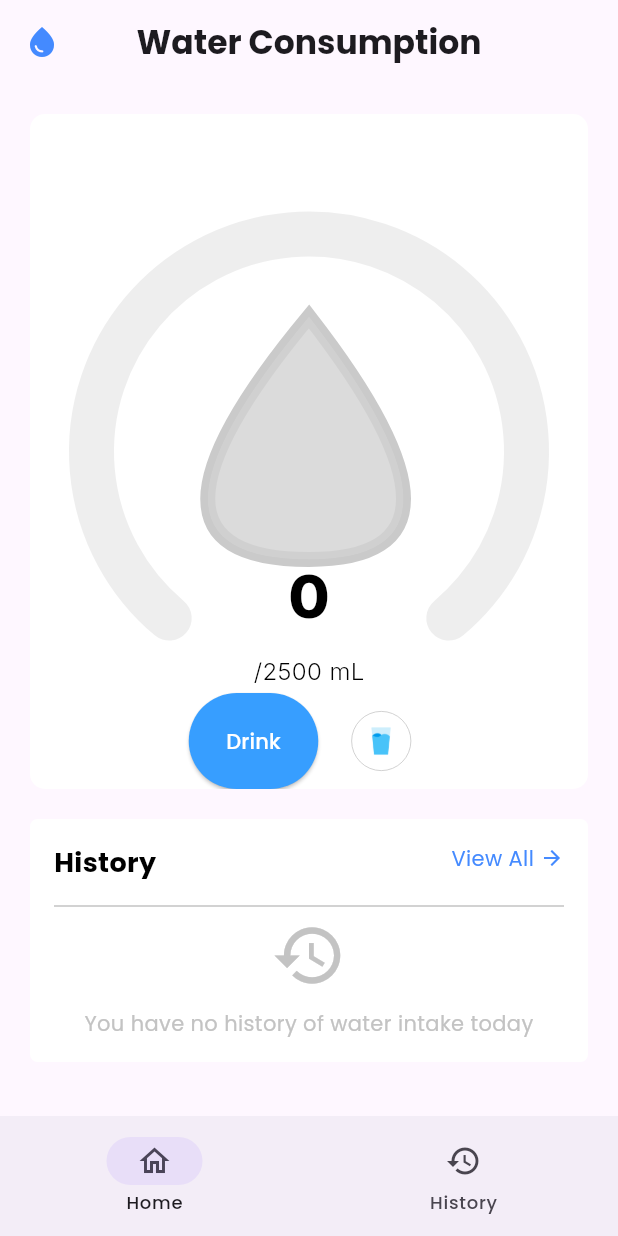
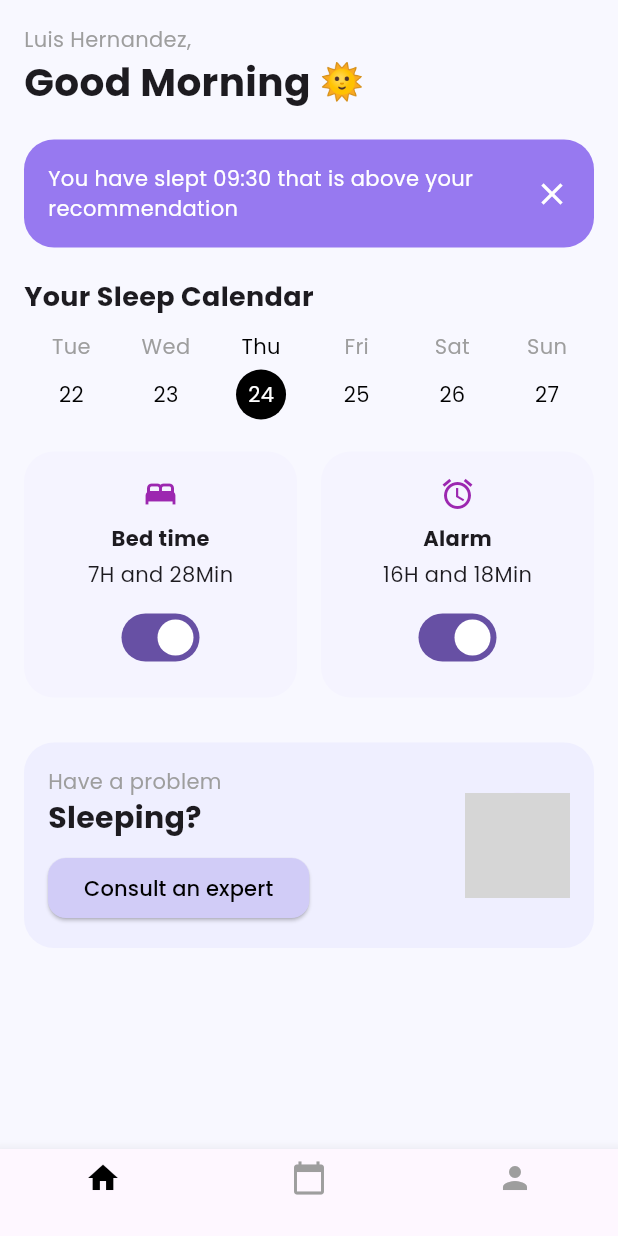
Before and after one commit to simonptuon/Fitness-tracker-app, a Flutter app: the screen it shows after launch, on a phone screen of 412 x 824 dp. Run offline on Flutter 3.47's test engine with Material 3 defaults, Android fonts, the phone set to English and light mode, and no system bars; drawn by our look-alikes of percent_indicator; our stand-ins replace google_fonts, shared_preferences; grey boxes are pictures that could not be loaded.

Commit message:
Sleep Schedule UI DONE
Finished Sleep scheduled *gonna change theme*

```diff
--- a/lib/main.dart
+++ b/lib/main.dart
@@ -1,8 +1,9 @@
 import 'package:fitness_app_capstone/views/pages/Login.dart';
 import 'package:fitness_app_capstone/views/pages/ActivitiesScreen.dart';
 import 'package:fitness_app_capstone/views/pages/Water.dart';
+import 'package:fitness_app_capstone/views/pages/sleepSchedule.dart';
 import 'package:flutter/material.dart';
-import 'package:google_fonts/google_fonts.dart'; // Import Google Fonts
+import 'package:google_fonts/google_fonts.dart';
 
 void main() {
   runApp(MyApp());
@@ -16,10 +17,9 @@ class MyApp extends StatelessWidget {
     return MaterialApp(
       debugShowCheckedModeBanner: false,
       theme: ThemeData(
-        textTheme:
-            GoogleFonts.poppinsTextTheme(), // Apply Poppins font globally
+        textTheme: GoogleFonts.poppinsTextTheme(),
       ),
-      home: Water(),
+      home: SleepSchedule(),
       routes: {
         '/login': (context) => Login(),
         '/activities': (context) => ActivitiesScreen(),
--- /dev/null
+++ b/lib/views/pages/sleepSchedule.dart
@@ -0,0 +1,186 @@
+import 'package:flutter/material.dart';
+
+class SleepSchedule extends StatelessWidget {
+  const SleepSchedule({super.key});
+
+  @override
+  Widget build(BuildContext context) {
+    return Scaffold(
+      backgroundColor: Color(0xFFF8F8FF),
+      body: SafeArea(
+        child: Padding(
+          padding: EdgeInsets.all(16),
+          child: Column(
+            crossAxisAlignment: CrossAxisAlignment.start,
+            children: [
+              Text("Luis Hernandez,", style: TextStyle(color: Colors.grey)),
+              Row(
+                children: [
+                  Text("Good Morning ",
+                      style:
+                          TextStyle(fontSize: 26, fontWeight: FontWeight.bold)),
+                  Text("🌞", style: TextStyle(fontSize: 24)),
+                ],
+              ),
+              SizedBox(height: 20),
+              Container(
+                padding: EdgeInsets.all(16),
+                decoration: BoxDecoration(
+                  color: Color(0xFF9779F0),
+                  borderRadius: BorderRadius.circular(20),
+                ),
+                child: Row(
+                  children: [
+                    Expanded(
+                      child: Text(
+                        "You have slept 09:30 that is above your recommendation",
+                        style: TextStyle(color: Colors.white),
+                      ),
+                    ),
+                    Icon(Icons.close, color: Colors.white),
+                  ],
+                ),
+              ),
+              SizedBox(height: 20),
+              Text("Your Sleep Calendar",
+                  style: TextStyle(fontSize: 18, fontWeight: FontWeight.bold)),
+              SizedBox(height: 10),
+              Row(
+                mainAxisAlignment: MainAxisAlignment.spaceAround,
+                children: List.generate(6, (index) {
+                  List<String> days = [
+                    "Tue",
+                    "Wed",
+                    "Thu",
+                    "Fri",
+                    "Sat",
+                    "Sun"
+                  ];
+                  List<String> dates = ["22", "23", "24", "25", "26", "27"];
+                  bool isSelected = dates[index] == "24";
+
+                  return Column(
+                    children: [
+                      Text(days[index],
+                          style: TextStyle(
+                              color: isSelected ? Colors.black : Colors.grey)),
+                      SizedBox(height: 4),
+                      Container(
+                        padding: EdgeInsets.all(8),
+                        decoration: BoxDecoration(
+                          color: isSelected ? Colors.black : Colors.transparent,
+                          shape: BoxShape.circle,
+                        ),
+                        child: Text(
+                          dates[index],
+                          style: TextStyle(
+                              color: isSelected ? Colors.white : Colors.black),
+                        ),
+                      ),
+                    ],
+                  );
+                }),
+              ),
+              SizedBox(height: 20),
+              Row(
+                children: [
+                  Expanded(
+                      child: SleepCard(
+                          title: "Bed time",
+                          duration: "7H and 28Min",
+                          icon: Icons.bed)),
+                  SizedBox(width: 16),
+                  Expanded(
+                      child: SleepCard(
+                          title: "Alarm",
+                          duration: "16H and 18Min",
+                          icon: Icons.alarm)),
+                ],
+              ),
+              SizedBox(height: 30),
+              Container(
+                padding: EdgeInsets.all(16),
+                decoration: BoxDecoration(
+                  color: Color(0xFFEFEFFF),
+                  borderRadius: BorderRadius.circular(20),
+                ),
+                child: Row(
+                  children: [
+                    Expanded(
+                      child: Column(
+                        crossAxisAlignment: CrossAxisAlignment.start,
+                        children: [
+                          Text("Have a problem",
+                              style: TextStyle(color: Colors.grey)),
+                          Text("Sleeping?",
+                              style: TextStyle(
+                                  fontSize: 20, fontWeight: FontWeight.bold)),
+                          SizedBox(height: 8),
+                          ElevatedButton(
+                            onPressed: () {},
+                            style: ElevatedButton.styleFrom(
+                              backgroundColor: Color(0xFFD1CCF7),
+                              shape: RoundedRectangleBorder(
+                                  borderRadius: BorderRadius.circular(12)),
+                            ),
+                            child: Text("Consult an expert",
+                                style: TextStyle(color: Colors.black)),
+                          )
+                        ],
+                      ),
+                    ),
+                    SizedBox(width: 10),
+                    CircleAvatar(
+                      radius: 35,
+                      backgroundImage: AssetImage(
+                          "assets/sleeping_girl.png"), // Make sure this asset exists
+                    )
+                  ],
+                ),
+              ),
+            ],
+          ),
+        ),
+      ),
+      bottomNavigationBar: BottomNavigationBar(
+        selectedItemColor: Colors.black,
+        unselectedItemColor: Colors.grey,
+        items: [
+          BottomNavigationBarItem(icon: Icon(Icons.home), label: ''),
+          BottomNavigationBarItem(icon: Icon(Icons.calendar_today), label: ''),
+          BottomNavigationBarItem(icon: Icon(Icons.person), label: ''),
+        ],
+      ),
+    );
+  }
+}
+
+class SleepCard extends StatelessWidget {
+  final String title;
+  final String duration;
+  final IconData icon;
+
+  SleepCard({required this.title, required this.duration, required this.icon});
+
+  @override
+  Widget build(BuildContext context) {
+    return Container(
+      padding: EdgeInsets.all(16),
+      decoration: BoxDecoration(
+        color: Color(0xFFF5F4FF),
+        borderRadius: BorderRadius.circular(20),
+      ),
+      child: Column(
+        children: [
+          Icon(icon, color: Colors.purple),
+          SizedBox(height: 8),
+          Text(title, style: TextStyle(fontWeight: FontWeight.bold)),
+          SizedBox(height: 4),
+          Text(duration),
+          SizedBox(height: 8),
+          Switch(value: true, onChanged: (_) {}),
+        ],
+      ),
+    );
+  }
+}
--- a/lib/views/pages/water_home_page.dart
+++ b/lib/views/pages/water_home_page.dart
@@ -289,20 +289,20 @@ class _WaterHomePageState extends State<WaterHomePage>
                                 },
                                 style: ButtonStyle(
                                   backgroundColor:
-                                      MaterialStateProperty.resolveWith<Color>(
+                                      WidgetStateProperty.resolveWith<Color>(
                                     (states) => isPressed
                                         ? Colors.white
                                         : const Color.fromARGB(
                                             255, 55, 158, 255),
                                   ),
                                   foregroundColor:
-                                      MaterialStateProperty.resolveWith<Color>(
+                                      WidgetStateProperty.resolveWith<Color>(
                                     (states) => isPressed
                                         ? const Color.fromARGB(
                                             255, 55, 158, 255)
                                         : Colors.white,
                                   ),
-                                  side: MaterialStateProperty.resolveWith<
+                                  side: WidgetStateProperty.resolveWith<
                                       BorderSide>(
                                     (states) => BorderSide(
                                       color: isPressed
@@ -312,8 +312,7 @@ class _WaterHomePageState extends State<WaterHomePage>
                                       width: 2,
                                     ),
                                   ),
-                                  padding:
-                                      MaterialStateProperty.all<EdgeInsets>(
+                                  padding: WidgetStateProperty.all<EdgeInsets>(
                                     const EdgeInsets.symmetric(
                                       vertical: 22.0,
                                       horizontal: 25.0,
@@ -341,8 +340,7 @@ class _WaterHomePageState extends State<WaterHomePage>
                                   );
                                 },
                                 style: ButtonStyle(
-                                  shape:
-                                      MaterialStateProperty.all<CircleBorder>(
+                                  shape: WidgetStateProperty.all<CircleBorder>(
                                     CircleBorder(
                                       side: const BorderSide(
                                         color:
@@ -351,12 +349,11 @@ class _WaterHomePageState extends State<WaterHomePage>
                                       ),
                                     ),
                                   ),
-                                  padding:
-                                      MaterialStateProperty.all<EdgeInsets>(
+                                  padding: WidgetStateProperty.all<EdgeInsets>(
                                     const EdgeInsets.all(8.0),
                                   ),
                                   backgroundColor:
-                                      MaterialStateProperty.all<Color>(
+                                      WidgetStateProperty.all<Color>(
                                           Colors.white),
                                 ),
                                 child: SizedBox(
```
